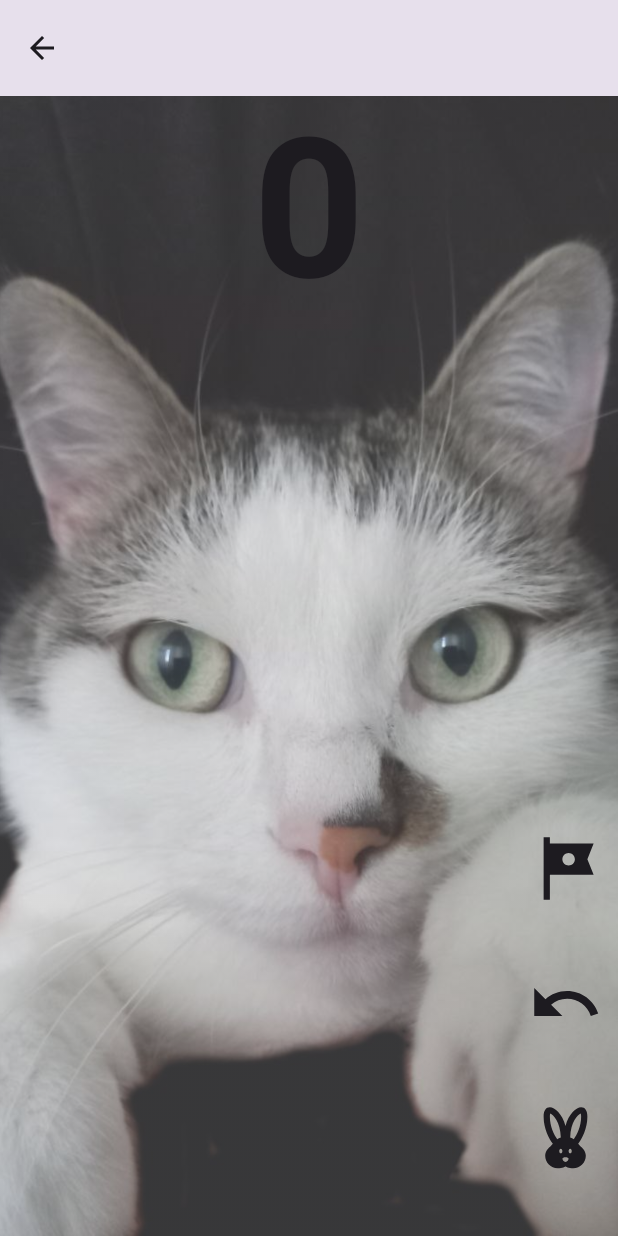
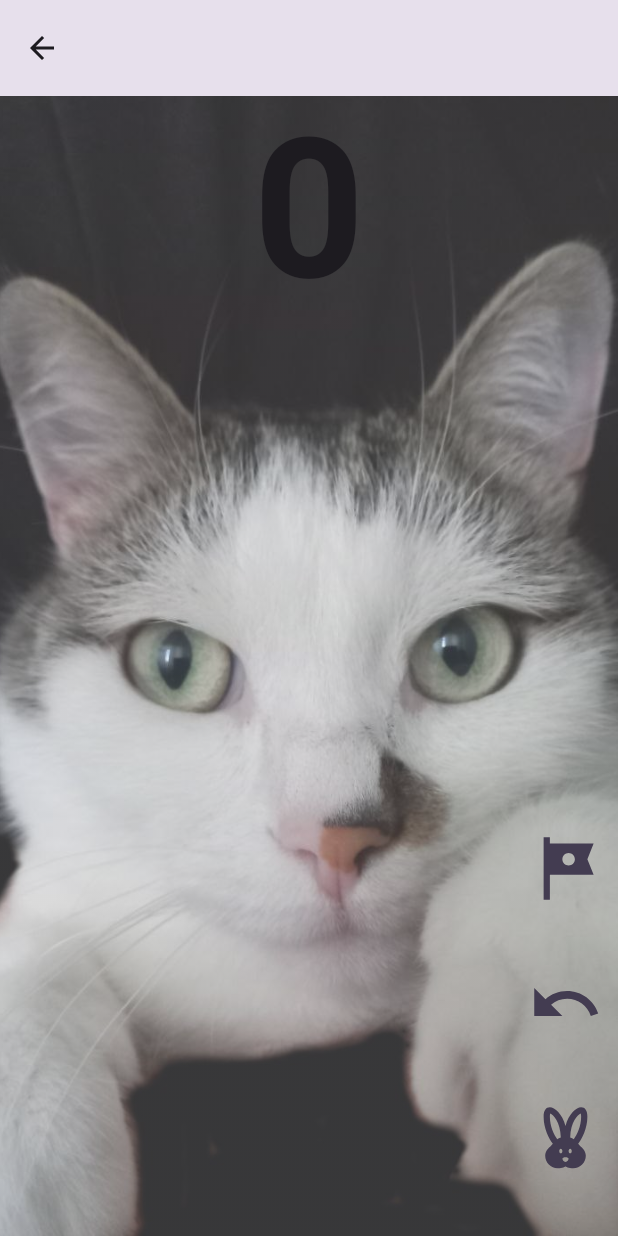
Before and after one commit to SlzAnd/android-JC-RowTallyCat, an Android app built with Jetpack Compose: the composable CounterScreen shown on its own in the app's theme, on a phone screen of 412 x 824 dp. Run offline under Robolectric (Android 15) with nearby library versions, the phone set to English and light mode, and no system bars; our stand-ins replace Dagger/Hilt's generated code, constraintlayout-compose; 1 statement that could not run was skipped.

Commit message:
Connected counter screen with settings changes(background image and colors)

```diff
--- a/app/src/main/AndroidManifest.xml
+++ b/app/src/main/AndroidManifest.xml
@@ -9,7 +9,7 @@
         android:fullBackupContent="@xml/backup_rules"
         android:icon="@mipmap/ic_launcher"
         android:label="@string/app_name"
-        android:roundIcon="@mipmap/ic_launcher_round"
+        android:roundIcon="@mipmap/ic_launcher_rounded"
         android:supportsRtl="true"
         android:theme="@style/Theme.CounterJC"
         tools:targetApi="31">
--- a/app/src/main/java/com/example/counterjc/feature_counter/presentation/MainActivity.kt
+++ b/app/src/main/java/com/example/counterjc/feature_counter/presentation/MainActivity.kt
@@ -3,7 +3,6 @@ package com.example.counterjc.feature_counter.presentation
 import android.os.Bundle
 import androidx.activity.ComponentActivity
 import androidx.activity.compose.setContent
-import androidx.compose.ui.platform.LocalContext
 import androidx.navigation.NavHostController
 import androidx.navigation.compose.rememberNavController
 import com.example.counterjc.feature_counter.presentation.navigation.SetupNavGraph
@@ -23,9 +22,10 @@ class MainActivity : ComponentActivity() {
 
                 SetupNavGraph(
                     navController = navController,
-                    context = LocalContext.current
                 )
             }
         }
     }
+
+
 }
--- a/app/src/main/java/com/example/counterjc/feature_counter/presentation/counter/CounterScreen.kt
+++ b/app/src/main/java/com/example/counterjc/feature_counter/presentation/counter/CounterScreen.kt
@@ -2,7 +2,6 @@ package com.example.counterjc.feature_counter.presentation.counter
 
 
 import android.annotation.SuppressLint
-import androidx.compose.foundation.Image
 import androidx.compose.foundation.background
 import androidx.compose.foundation.clickable
 import androidx.compose.foundation.layout.Arrangement
@@ -18,6 +17,7 @@ import androidx.compose.material3.Icon
 import androidx.compose.material3.Scaffold
 import androidx.compose.material.icons.Icons
 import androidx.compose.material.icons.filled.ArrowBack
+import androidx.compose.material3.CircularProgressIndicator
 import androidx.compose.material3.SnackbarHost
 import androidx.compose.material3.SnackbarHostState
 import androidx.compose.material3.Text
@@ -30,6 +30,7 @@ import androidx.compose.ui.draw.clip
 import androidx.compose.ui.graphics.Color
 import androidx.compose.ui.layout.ContentScale
 import androidx.compose.ui.layout.layoutId
+import androidx.compose.ui.platform.LocalContext
 import androidx.compose.ui.res.painterResource
 import androidx.compose.ui.res.stringResource
 import androidx.compose.ui.text.font.FontWeight
@@ -40,12 +41,15 @@ import androidx.constraintlayout.compose.ConstraintLayout
 import androidx.constraintlayout.compose.ConstraintSet
 import androidx.hilt.navigation.compose.hiltViewModel
 import androidx.navigation.NavHostController
+import coil.compose.AsyncImagePainter
+import coil.compose.SubcomposeAsyncImage
+import coil.compose.SubcomposeAsyncImageContent
+import coil.request.ImageRequest
+import coil.size.Size
 import com.example.counterjc.R
 import com.example.counterjc.feature_counter.presentation.counter.components.GoalDialog
 import com.example.counterjc.feature_counter.presentation.util.CustomTopAppBar
-import com.example.counterjc.ui.theme.PurpleGrey
 import com.example.counterjc.ui.theme.achievedGoalColor
-import com.example.counterjc.ui.theme.backgroundPanelColor
 
 
 @SuppressLint("UnusedMaterialScaffoldPaddingParameter", "CoroutineCreationDuringComposition")
@@ -54,7 +58,7 @@ fun CounterScreen(
     viewModel: CounterViewModel = hiltViewModel(),
     navController: NavHostController
 ) {
-
+    val context = LocalContext.current
     val state = viewModel.counterState.value
     val snackBarHostState = remember {
         SnackbarHostState()
@@ -145,21 +149,33 @@ fun CounterScreen(
                         }
                     },
             ) {
-                //TODO: Insert custom image picked by user
-                Image(
-                    alpha = 0.75f,
-                    painter = painterResource(id = R.drawable.cat_2),
-                    contentDescription = "Background image",
+                SubcomposeAsyncImage(
                     modifier = Modifier
                         .fillMaxSize()
                         .align(Alignment.Center),
-                    contentScale = ContentScale.Crop
-                )
+                    alpha = 0.75f,
+                    contentScale = ContentScale.Crop,
+                    model = ImageRequest.Builder(context)
+                        .data(state.backgroundImage)
+                        .size(Size.ORIGINAL)
+                        .build(),
+                    contentDescription = "Background image"
+                ) {
+                    val imageState = painter.state
+                    if (
+                        imageState is AsyncImagePainter.State.Loading ||
+                        imageState is AsyncImagePainter.State.Error
+                    ) {
+                        CircularProgressIndicator()
+                    } else {
+                        SubcomposeAsyncImageContent()
+                    }
+                }
             }
             Text(
                 text = state.counter.toString(),
                 color = if (state.counter != state.goal || state.goal == 0) {
-                    backgroundPanelColor //TODO: Add color picker
+                    Color(state.counterColor)
                 } else {
                     achievedGoalColor
                 },
@@ -181,7 +197,7 @@ fun CounterScreen(
                 Icon(
                     painter = painterResource(id = R.drawable.ic_goal),
                     contentDescription = "Set the goal",
-                    tint = PurpleGrey, //TODO: Add color picker for these 3 icons
+                    tint = Color(state.iconsColor),
                     modifier = Modifier
                         .clip(CircleShape)
                         .weight(1f)
@@ -192,7 +208,7 @@ fun CounterScreen(
                 Icon(
                     painter = painterResource(id = R.drawable.ic_minus),
                     contentDescription = "Subtract row",
-                    tint = PurpleGrey,
+                    tint = Color(state.iconsColor),
                     modifier = Modifier
                         .clip(CircleShape)
                         .weight(1f)
@@ -203,7 +219,7 @@ fun CounterScreen(
                 Icon(
                     painter = painterResource(id = R.drawable.ic_rabbit),
                     contentDescription = "Reset counter",
-                    tint = PurpleGrey,
+                    tint = Color(state.iconsColor),
                     modifier = Modifier
                         .clip(CircleShape)
                         .weight(1f)
--- a/app/src/main/java/com/example/counterjc/feature_counter/presentation/counter/CounterState.kt
+++ b/app/src/main/java/com/example/counterjc/feature_counter/presentation/counter/CounterState.kt
@@ -1,9 +1,14 @@
 package com.example.counterjc.feature_counter.presentation.counter
+
+import com.example.counterjc.R
 
 data class CounterState(
     val name: String = "",
     val counter: Int = 0,
     val goal: Int = -1,
     val isShowAchievedGoalDialog: Boolean = false,
-    val isShowSetGoalDialog: Boolean = false
+    val isShowSetGoalDialog: Boolean = false,
+    val counterColor: Long = 0xFFBDBDBD,
+    val iconsColor: Long = 0xFF433c51,
+    val backgroundImage: String = "android.resource://com.example.counterjc/${R.drawable.cat_2}",
 )
--- a/app/src/main/java/com/example/counterjc/feature_counter/presentation/navigation/NavGraph.kt
+++ b/app/src/main/java/com/example/counterjc/feature_counter/presentation/navigation/NavGraph.kt
@@ -1,7 +1,6 @@
 package com.example.counterjc.feature_counter.presentation.navigation
 
 import android.annotation.SuppressLint
-import android.content.Context
 import androidx.compose.runtime.Composable
 import androidx.navigation.NavHostController
 import androidx.navigation.NavType
@@ -18,7 +17,6 @@ import com.example.counterjc.feature_counter.presentation.settings.SettingsScree
 @Composable
 fun SetupNavGraph(
     navController: NavHostController,
-    context: Context
 ) {
 
     NavHost(
@@ -59,7 +57,6 @@ fun SetupNavGraph(
         ) {
             SettingsScreen(
                 navController = navController,
-                context = context
             )
         }
     }
```
Also changed, not shown: app/src/main/java/com/example/counterjc/feature_counter/presentation/counter/CounterViewModel.kt (+19 -3 lines).
